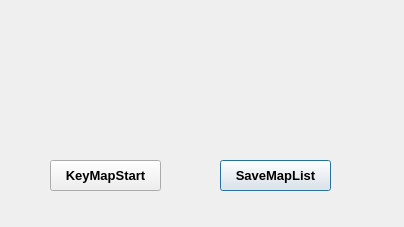
Zalafina/QKeyMapper, file QKeyMapper/qkeymapper.ui: the form before one commit.
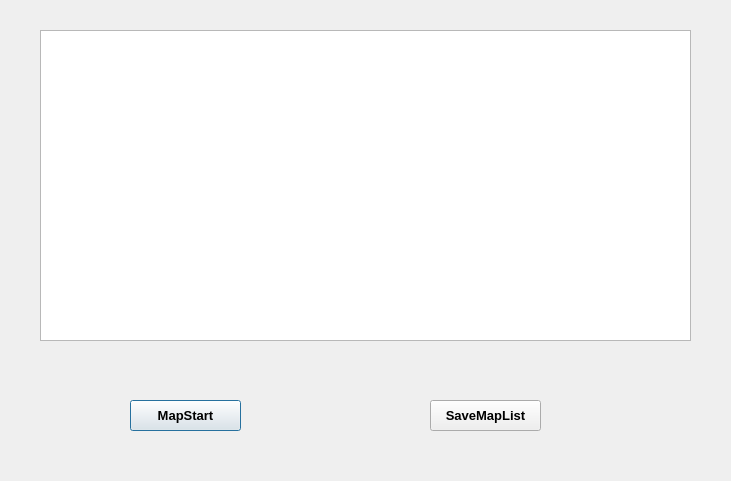
The form after the commit.

The edit to the form file:
```diff
--- a/QKeyMapper/qkeymapper.ui
+++ b/QKeyMapper/qkeymapper.ui
@@ -6,8 +6,8 @@
    <rect>
     <x>0</x>
     <y>0</y>
-    <width>404</width>
-    <height>227</height>
+    <width>731</width>
+    <height>481</height>
    </rect>
   </property>
   <property name="sizePolicy">
@@ -22,8 +22,8 @@
   <widget class="QPushButton" name="keymapButton">
    <property name="geometry">
     <rect>
-     <x>50</x>
-     <y>160</y>
+     <x>130</x>
+     <y>400</y>
      <width>111</width>
      <height>31</height>
     </rect>
@@ -39,10 +39,7 @@
     <enum>Qt::NoFocus</enum>
    </property>
    <property name="text">
-    <string>KeyMapStart</string>
-   </property>
-   <property name="autoDefault">
-    <bool>false</bool>
+    <string>MapStart</string>
    </property>
    <property name="default">
     <bool>true</bool>
@@ -51,8 +48,8 @@
   <widget class="QPushButton" name="savemaplistButton">
    <property name="geometry">
     <rect>
-     <x>220</x>
-     <y>160</y>
+     <x>430</x>
+     <y>400</y>
      <width>111</width>
      <height>31</height>
     </rect>
@@ -70,11 +67,15 @@
    <property name="text">
     <string>SaveMapList</string>
    </property>
-   <property name="autoDefault">
-    <bool>false</bool>
-   </property>
-   <property name="default">
-    <bool>true</bool>
+  </widget>
+  <widget class="QTableView" name="processTableView">
+   <property name="geometry">
+    <rect>
+     <x>40</x>
+     <y>30</y>
+     <width>651</width>
+     <height>311</height>
+    </rect>
    </property>
   </widget>
  </widget>
```
